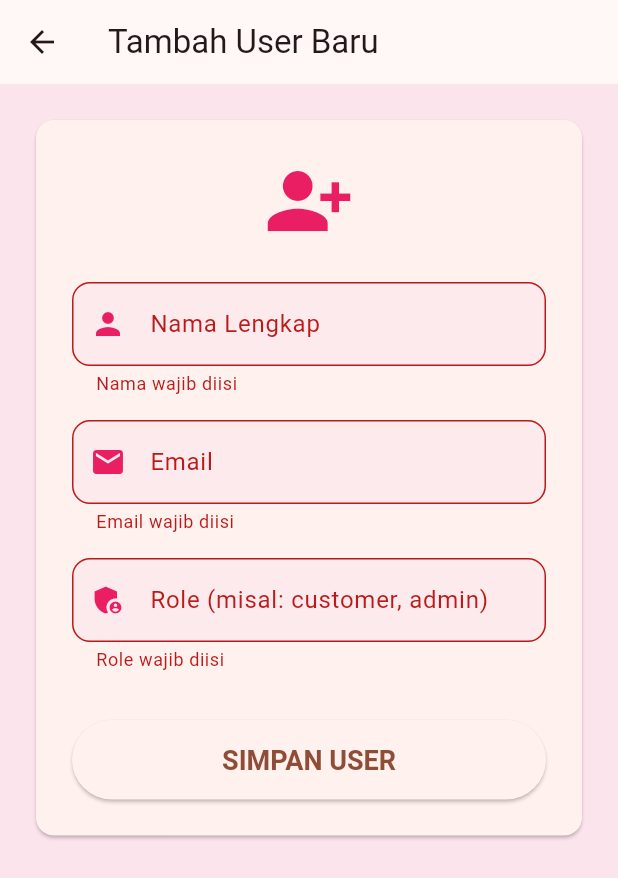
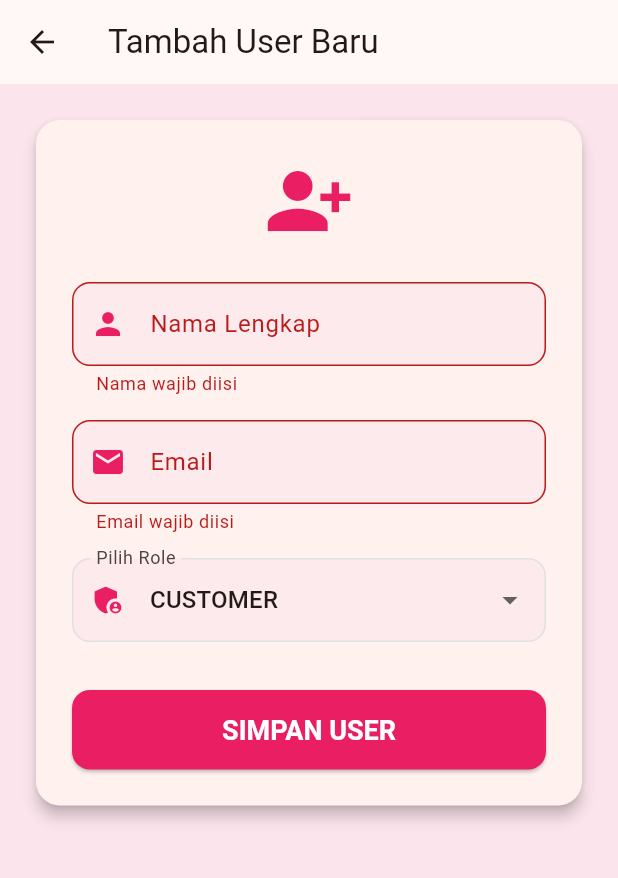
Before and after one commit to rayshaayunda00/ecommerce_micro, a Flutter app: the AddUserPage screen opened directly, after a tap on "SIMPAN USER", on a phone screen of 412 x 824 dp. Shown: the top 878 px of the screen. Run offline on Flutter 3.47's test engine with Material 3 defaults, Android fonts, the phone set to English and light mode, and no system bars.

Commit message:
update lagi

```diff
--- a/lib/MODEL/model_user.dart
+++ b/lib/MODEL/model_user.dart
@@ -1,26 +1,29 @@
-// --- FILE: lib/MODEL/model_user.dart ---
 class ModelUser {
-  int? id;
+  int id; // HAPUS tanda tanya (?) agar Wajib Angka
   String name;
   String email;
   String role;
 
   ModelUser({
-    this.id,
+    this.id = 0, // Default 0 (Penting agar Register tidak error)
     required this.name,
     required this.email,
     required this.role,
   });
 
-  factory ModelUser.fromJson(Map<String, dynamic> json) => ModelUser(
-    id: json["id"],
-    name: json["name"],
-    email: json["email"],
-    role: json["role"],
-  );
+  factory ModelUser.fromJson(Map<String, dynamic> json) {
+    return ModelUser(
+      // Logika: Jika id null/error, paksa jadi 0
+      id: json['id'] is int ? json['id'] : int.tryParse(json['id'].toString()) ?? 0,
+      name: json['name'] ?? '',
+      email: json['email'] ?? '',
+      role: json['role'] ?? 'customer',
+    );
+  }
 
   Map<String, dynamic> toJson() => {
-    if (id != null) "id": id,
+    // ID 0 tidak perlu dikirim ke backend saat register
+    if (id != 0) "id": id,
     "name": name,
     "email": email,
     "role": role,
--- a/lib/view/add_user_page.dart
+++ b/lib/view/add_user_page.dart
@@ -1,8 +1,6 @@
-// --- FILE: lib/view/add_user_page.dart ---
 import 'package:flutter/material.dart';
 import '../API/api_service.dart';
-// Perbaikan: Hanya gunakan satu import yang benar (folder MODEL huruf besar)
-import '../model/model_user.dart';
+import '../model/model_user.dart'; // Pastikan path import ini benar
 
 class AddUserPage extends StatefulWidget {
   const AddUserPage({super.key});
@@ -13,9 +11,16 @@ class AddUserPage extends StatefulWidget {
 
 class _AddUserPageState extends State<AddUserPage> {
   final _formKey = GlobalKey<FormState>();
+
+  // Controller Input
   final TextEditingController _nameController = TextEditingController();
   final TextEditingController _emailController = TextEditingController();
-  final TextEditingController _roleController = TextEditingController();
+
+  // GANTI Controller Role menjadi Variabel Pilihan
+  String? _selectedRole = 'customer'; // Default value
+
+  // Daftar Pilihan Role
+  final List<String> _roleOptions = ['customer', 'admin', 'seller'];
 
   bool _isLoading = false;
   final ApiService apiService = ApiService();
@@ -24,7 +29,7 @@ class _AddUserPageState extends State<AddUserPage> {
   void dispose() {
     _nameController.dispose();
     _emailController.dispose();
-    _roleController.dispose();
+    // _roleController tidak perlu didispose karena sudah dihapus
     super.dispose();
   }
 
@@ -32,24 +37,25 @@ class _AddUserPageState extends State<AddUserPage> {
     if (_formKey.currentState!.validate()) {
       setState(() => _isLoading = true);
 
+      // Buat User Baru
       ModelUser newUser = ModelUser(
+        id: 0, // PENTING: Default 0 agar tidak error di Model
         name: _nameController.text.trim(),
         email: _emailController.text.trim(),
-        role: _roleController.text.trim(),
+        role: _selectedRole!, // Ambil dari Dropdown
       );
 
       try {
         ModelUser? createdUser = await apiService.addUser(newUser);
 
-        // Cek mounted sebelum setState (best practice)
         if (mounted) {
           setState(() => _isLoading = false);
         }
 
         if (createdUser != null) {
-          if (mounted) Navigator.pop(context, true);
+          if (mounted) Navigator.pop(context, true); // Kembali & Refresh List
         } else {
-          if (mounted) _showErrorSnackBar('Gagal menambahkan user. Cek data input.');
+          if (mounted) _showErrorSnackBar('Gagal menambahkan user. Email mungkin duplikat.');
         }
       } catch (e) {
         if (mounted) {
@@ -66,6 +72,7 @@ class _AddUserPageState extends State<AddUserPage> {
     );
   }
 
+  // Helper untuk Desain Input
   InputDecoration _inputDecoration(String label, IconData icon) {
     return InputDecoration(
       labelText: label,
@@ -91,9 +98,11 @@ class _AddUserPageState extends State<AddUserPage> {
       appBar: AppBar(
         title: const Text('Tambah User Baru'),
       ),
-      body: SingleChildScrollView(
+      body: SingleChildScrollView( // Agar bisa discroll di HP kecil
         padding: const EdgeInsets.all(20.0),
         child: Card(
+          elevation: 4,
+          shape: RoundedRectangleBorder(borderRadius: BorderRadius.circular(16)),
           child: Padding(
             padding: const EdgeInsets.all(24.0),
             child: Form(
@@ -103,6 +112,8 @@ class _AddUserPageState extends State<AddUserPage> {
                 children: [
                   const Icon(Icons.person_add_alt_1, size: 60, color: Colors.pink),
                   const SizedBox(height: 24),
+
+                  // 1. INPUT NAMA
                   TextFormField(
                     controller: _nameController,
                     decoration: _inputDecoration('Nama Lengkap', Icons.person),
@@ -110,6 +121,8 @@ class _AddUserPageState extends State<AddUserPage> {
                     textInputAction: TextInputAction.next,
                   ),
                   const SizedBox(height: 16),
+
+                  // 2. INPUT EMAIL
                   TextFormField(
                     controller: _emailController,
                     decoration: _inputDecoration('Email', Icons.email),
@@ -122,19 +135,39 @@ class _AddUserPageState extends State<AddUserPage> {
                     textInputAction: TextInputAction.next,
                   ),
                   const SizedBox(height: 16),
-                  TextFormField(
-                    controller: _roleController,
-                    decoration: _inputDecoration('Role (misal: customer, admin)', Icons.admin_panel_settings),
-                    validator: (value) => value == null || value.trim().isEmpty ? 'Role wajib diisi' : null,
-                    textInputAction: TextInputAction.done,
-                    onFieldSubmitted: (_) => _submitForm(),
+
+                  // 3. INPUT ROLE (DROPDOWN)
+                  DropdownButtonFormField<String>(
+                    value: _selectedRole,
+                    decoration: _inputDecoration('Pilih Role', Icons.admin_panel_settings),
+                    items: _roleOptions.map((String role) {
+                      return DropdownMenuItem<String>(
+                        value: role,
+                        child: Text(
+                          role.toUpperCase(), // Biar tampilannya kapital (CUSTOMER)
+                          style: const TextStyle(fontWeight: FontWeight.w500),
+                        ),
+                      );
+                    }).toList(),
+                    onChanged: (String? newValue) {
+                      setState(() {
+                        _selectedRole = newValue;
+                      });
+                    },
+                    validator: (value) => value == null ? 'Pilih salah satu role' : null,
                   ),
+
                   const SizedBox(height: 32),
+
+                  // TOMBOL SIMPAN
                   ElevatedButton(
                     onPressed: _isLoading ? null : _submitForm,
                     style: ElevatedButton.styleFrom(
+                      backgroundColor: Colors.pink,
+                      foregroundColor: Colors.white,
                       padding: const EdgeInsets.symmetric(vertical: 16),
                       textStyle: const TextStyle(fontSize: 18, fontWeight: FontWeight.bold),
+                      shape: RoundedRectangleBorder(borderRadius: BorderRadius.circular(12)),
                     ),
                     child: _isLoading
                         ? const SizedBox(height: 24, width: 24, child: CircularProgressIndicator(color: Colors.white, strokeWidth: 3))
```
Also changed, not shown: lib/API/api_service.dart (+11 -0 lines), lib/view/register_page.dart (+8 -9 lines), lib/view/user_list_page.dart (+61 -43 lines).
